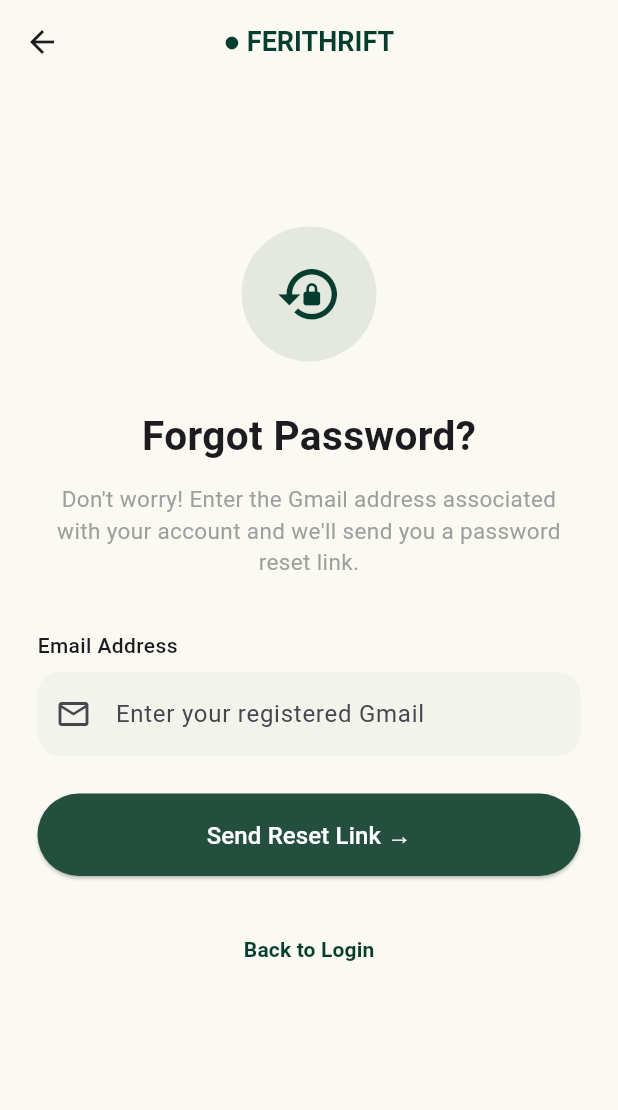
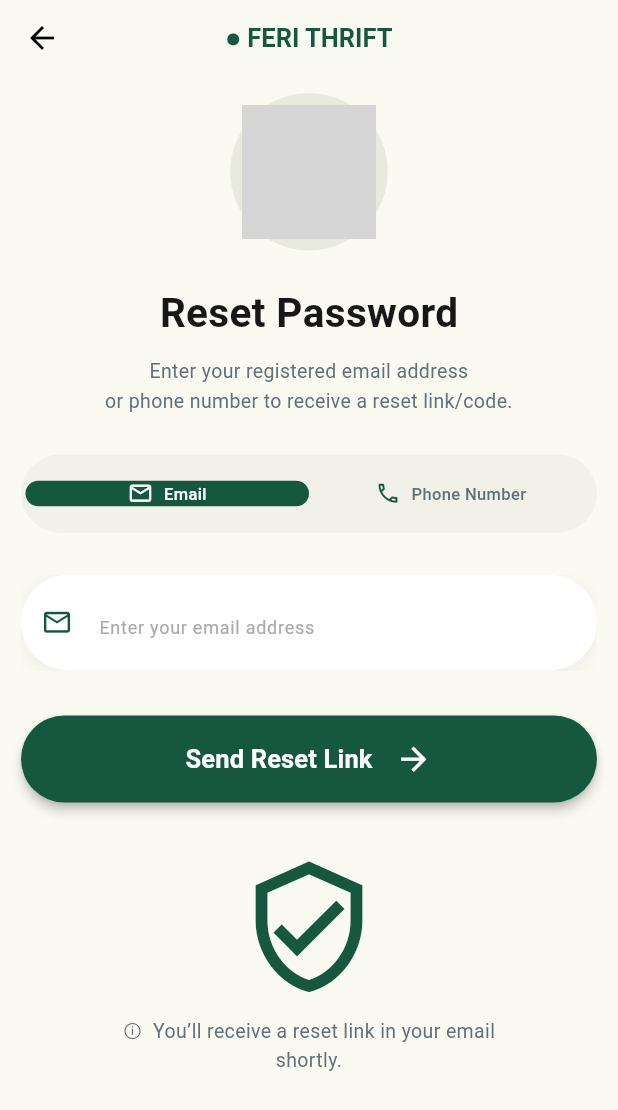
Before and after one commit to nishant-b-bit/Feri-Thrift, a Flutter app: the screen it shows after launch, on a phone screen of 412 x 824 dp. Shown: the top 1110 px of the screen. Run offline on Flutter 3.47's test engine with Material 3 defaults, Android fonts, the phone set to English and light mode, and no system bars; grey boxes are pictures that could not be loaded.

Commit message:
Install phone field

```diff
--- a/lib/view/authentication/forgot_password_page.dart
+++ b/lib/view/authentication/forgot_password_page.dart
@@ -1,152 +1,325 @@
-//forget paswword page
-
 
 import 'package:flutter/material.dart';
 
-class ForgotPasswordScreen extends StatelessWidget {
+class ForgotPasswordScreen extends StatefulWidget {
   const ForgotPasswordScreen({super.key});
 
   @override
+  State<ForgotPasswordScreen> createState() =>
+      _ForgotPasswordScreenState();
+}
+
+class _ForgotPasswordScreenState extends State<ForgotPasswordScreen> {
+  bool isEmail = true;
+
+  final emailController = TextEditingController();
+  final phoneController = TextEditingController();
+
+  final green = const Color(0xFF15583F);
+  final grey = const Color(0xFF60717A);
+
+  @override
+  void dispose() {
+    emailController.dispose();
+    phoneController.dispose();
+    super.dispose();
+  }
+
+  @override
   Widget build(BuildContext context) {
-
     return Scaffold(
       backgroundColor: const Color(0xFFFAFAF3),
 
       appBar: AppBar(
         backgroundColor: const Color(0xFFFAFAF3),
         elevation: 0,
-
+        toolbarHeight: 50,
+        centerTitle: true,
         leading: IconButton(
-          onPressed: () {
-            Navigator.pop(context);
-          },
-          icon: const Icon(Icons.arrow_back),
+          onPressed: () => Navigator.pop(context),
+          icon: const Icon(Icons.arrow_back, color: Colors.black),
         ),
-
-        title: const Text(
-          "● FERITHRIFT",
+        title: Text(
+          '● FERI THRIFT',
           style: TextStyle(
-            color: Color(0xFF073D2E),
-            fontSize: 18,
+            color: green,
+            fontSize: 17,
             fontWeight: FontWeight.bold,
           ),
         ),
-
-        centerTitle: true,
       ),
 
-      body: Padding(
-        padding: const EdgeInsets.all(25),
+      body: SafeArea(
+        child: SingleChildScrollView(
+          padding: const EdgeInsets.symmetric(horizontal: 14),
+          child: Column(
+            children: [
+              const SizedBox(height: 12),
 
-        child: Column(
-          crossAxisAlignment: CrossAxisAlignment.start,
+              // Feri Thrift Logo
+              Container(
+                height: 105,
+                width: 105,
+                padding: const EdgeInsets.all(8),
+                decoration: const BoxDecoration(
+                  color: Color(0xFFE7EADD),
+                  shape: BoxShape.circle,
+                ),
+                child: Image.asset(
+                  'assets/images/feri_logo.png',
+                  fit: BoxFit.contain,
+                  errorBuilder: (context, error, stackTrace) =>
+                  const Icon(
+                    Icons.checkroom,
+                    color: Color(0xFF15583F),
+                    size: 50,
+                  ),
+                ),
+              ),
+
+              const SizedBox(height: 22),
+
+              // Heading
+              const Text(
+                'Reset Password',
+                style: TextStyle(
+                  fontSize: 27,
+                  fontWeight: FontWeight.w600,
+                  color: Color(0xFF171717),
+                ),
+              ),
+
+              const SizedBox(height: 10),
+
+              // Description
+              Text(
+                'Enter your registered email address\n'
+                    'or phone number to receive a reset link/code.',
+                textAlign: TextAlign.center,
+                style: TextStyle(
+                  color: grey,
+                  fontSize: 13,
+                  height: 1.5,
+                ),
+              ),
+
+              const SizedBox(height: 25),
+
+              // Email / Phone Toggle
+              Container(
+                height: 52,
+                padding: const EdgeInsets.all(3),
+                decoration: BoxDecoration(
+                  color: const Color(0xFFF1F1E9),
+                  borderRadius: BorderRadius.circular(40),
+                ),
+                child: Row(
                   children: [
+                    _tab('Email', Icons.mail_outline, true),
+                    _tab('Phone Number', Icons.phone_outlined, false),
+                  ],
+                ),
+              ),
 
-            const SizedBox(height: 70),
+              const SizedBox(height: 28),
 
-            // Lock Icon
-            const Center(
-              child: CircleAvatar(
-                radius: 45,
-                backgroundColor: Color(0xFFE5E8DE),
-                child: Icon(
-                  Icons.lock_reset,
-                  size: 45,
-                  color: Color(0xFF073D2E),
+              // Animated Input Field
+              AnimatedSwitcher(
+                duration: const Duration(milliseconds: 300),
+                switchInCurve: Curves.easeOut,
+                switchOutCurve: Curves.easeIn,
+                transitionBuilder: (child, animation) {
+                  return FadeTransition(
+                    opacity: animation,
+                    child: SizeTransition(
+                      sizeFactor: animation,
+                      axisAlignment: -1,
+                      child: child,
                     ),
+                  );
+                },
+                child: isEmail
+                    ? _input(
+                  key: const ValueKey('email'),
+                  controller: emailController,
+                  hint: 'Enter your email address',
+                  icon: Icons.mail_outline,
+                  type: TextInputType.emailAddress,
+                )
+                    : _input(
+                  key: const ValueKey('phone'),
+                  controller: phoneController,
+                  hint: 'Enter your phone number',
+                  icon: Icons.phone_outlined,
+                  type: TextInputType.phone,
                 ),
               ),
 
               const SizedBox(height: 30),
 
-            // Heading
-            const Center(
-              child: Text(
-                "Forgot Password?",
-                style: TextStyle(
-                  fontSize: 27,
-                  fontWeight: FontWeight.bold,
+              // Send Reset Button
+              SizedBox(
+                width: double.infinity,
+                height: 58,
+                child: ElevatedButton(
+                  onPressed: () {
+                    if (isEmail) {
+                      // Email reset action
+                      final email = emailController.text.trim();
+                      debugPrint('Reset email: $email');
+                    } else {
+                      // Phone reset action
+                      final phone = phoneController.text.trim();
+                      debugPrint('Reset phone: $phone');
+                    }
+                  },
+                  style: ElevatedButton.styleFrom(
+                    backgroundColor: green,
+                    foregroundColor: Colors.white,
+                    elevation: 3,
+                    shape: RoundedRectangleBorder(
+                      borderRadius: BorderRadius.circular(40),
                     ),
                   ),
+                  child: Row(
+                    mainAxisAlignment: MainAxisAlignment.center,
+                    children: [
+                      Text(
+                        isEmail
+                            ? 'Send Reset Link'
+                            : 'Send Reset Code',
+                        style: const TextStyle(
+                          fontSize: 17,
+                          fontWeight: FontWeight.w600,
                         ),
-
-            const SizedBox(height: 12),
-
-            // Description
-            const Text(
-              "Don't worry! Enter the Gmail address associated with your account and we'll send you a password reset link.",
-              textAlign: TextAlign.center,
-              style: TextStyle(
-                fontSize: 15,
-                color: Colors.grey,
+                      ),
+                      const SizedBox(width: 15),
+                      const Icon(
+                        Icons.arrow_forward,
+                        size: 25,
+                      ),
+                    ],
+                  ),
                 ),
               ),
 
               const SizedBox(height: 35),
 
-            const Text(
-              "Email Address",
-              style: TextStyle(fontWeight: FontWeight.w500),
+              // Security Illustration
+              Icon(
+                Icons.verified_user_outlined,
+                color: green,
+                size: 95,
               ),
 
-            const SizedBox(height: 8),
+              const SizedBox(height: 12),
 
-            // Email Field
-            TextField(
-              keyboardType: TextInputType.emailAddress,
-              decoration: InputDecoration(
-                hintText: "Enter your registered Gmail",
-                prefixIcon: const Icon(Icons.email_outlined),
-                filled: true,
-                fillColor: const Color(0xFFF2F3EA),
-                border: OutlineInputBorder(
-                  borderRadius: BorderRadius.circular(15),
-                  borderSide: BorderSide.none,
-                ),
+              // Bottom Information
+              Text(
+                isEmail
+                    ? 'ⓘ  You’ll receive a reset link in your email\n'
+                    'shortly.'
+                    : 'ⓘ  You’ll receive a verification code on your\n'
+                    'phone shortly.',
+                textAlign: TextAlign.center,
+                style: TextStyle(
+                  color: grey,
+                  fontSize: 13,
+                  height: 1.5,
                 ),
               ),
 
               const SizedBox(height: 25),
-
-            // Send Reset Link Button
-            SizedBox(
-              width: double.infinity,
-              height: 55,
-              child: ElevatedButton(
-                onPressed: () {},
-                style: ElevatedButton.styleFrom(
-                  backgroundColor: const Color(0xFF244F3E),
-                  foregroundColor: Colors.white,
-                  shape: RoundedRectangleBorder(
-                    borderRadius: BorderRadius.circular(30),
-                  ),
-                ),
-                child: const Text(
-                  "Send Reset Link →",
-                  style: TextStyle(fontSize: 16),
+            ],
           ),
         ),
       ),
+    );
+  }
 
-            const SizedBox(height: 25),
+  // Email / Phone Toggle
+  Widget _tab(String title, IconData icon, bool email) {
+    final selected = isEmail == email;
 
-            // Back to Login
-            Center(
-              child: TextButton(
-                onPressed: () {
-                  Navigator.pop(context);
+    return Expanded(
+      child: GestureDetector(
+        behavior: HitTestBehavior.opaque,
+        onTap: () {
+          setState(() {
+            isEmail = email;
+          });
         },
-                child: const Text(
-                  "Back to Login",
+        child: AnimatedContainer(
+          duration: const Duration(milliseconds: 250),
+          decoration: BoxDecoration(
+            color: selected ? green : Colors.transparent,
+            borderRadius: BorderRadius.circular(40),
+          ),
+          child: Row(
+            mainAxisAlignment: MainAxisAlignment.center,
+            children: [
+              Icon(
+                icon,
+                color: selected ? Colors.white : green,
+                size: 17,
+              ),
+              const SizedBox(width: 7),
+              Flexible(
+                child: Text(
+                  title,
+                  overflow: TextOverflow.ellipsis,
                   style: TextStyle(
-                    color: Color(0xFF073D2E),
-                    fontWeight: FontWeight.bold,
+                    color: selected ? Colors.white : grey,
+                    fontSize: 11,
+                    fontWeight: FontWeight.w500,
                   ),
                 ),
               ),
+            ],
           ),
+        ),
+      ),
+    );
+  }
 
+  // Reusable Input Field
+  Widget _input({
+    required Key key,
+    required TextEditingController controller,
+    required String hint,
+    required IconData icon,
+    required TextInputType type,
+  }) {
+    return Container(
+      key: key,
+      height: 64,
+      decoration: BoxDecoration(
+        color: Colors.white,
+        borderRadius: BorderRadius.circular(40),
+        boxShadow: [
+          BoxShadow(
+            color: Colors.black.withOpacity(0.05),
+            blurRadius: 10,
+            offset: const Offset(0, 3),
+          ),
         ],
+      ),
+      child: TextField(
+        controller: controller,
+        keyboardType: type,
+        decoration: InputDecoration(
+          border: InputBorder.none,
+          hintText: hint,
+          hintStyle: const TextStyle(
+            color: Color(0xFFAAAAAA),
+            fontSize: 12,
+          ),
+          prefixIcon: Icon(
+            icon,
+            color: green,
+            size: 21,
+          ),
+          contentPadding: const EdgeInsets.symmetric(vertical: 22),
         ),
       ),
     );
--- a/pubspec.yaml
+++ b/pubspec.yaml
@@ -33,7 +33,8 @@ dependencies:
 
   # The following adds the Cupertino Icons font to your application.
   # Use with the CupertinoIcons class for iOS style icons.
-  cupertino_icons: ^1.0.8
+  cupertino_icons: ^2.0.0
+  intl_phone_field: ^3.2.0
 
 dev_dependencies:
   flutter_test:
```
Also changed, not shown: assets/images/logo.png (renamed from assets/img.png), pubspec.lock. Lines whose indentation alone changed are shown as unchanged.
